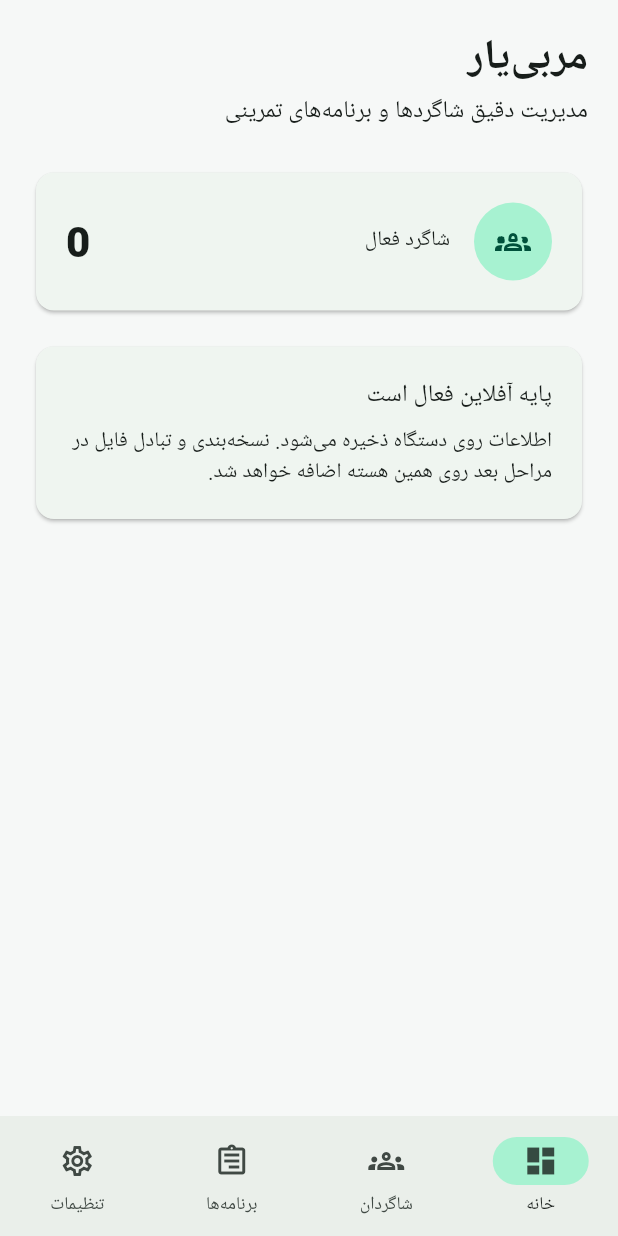
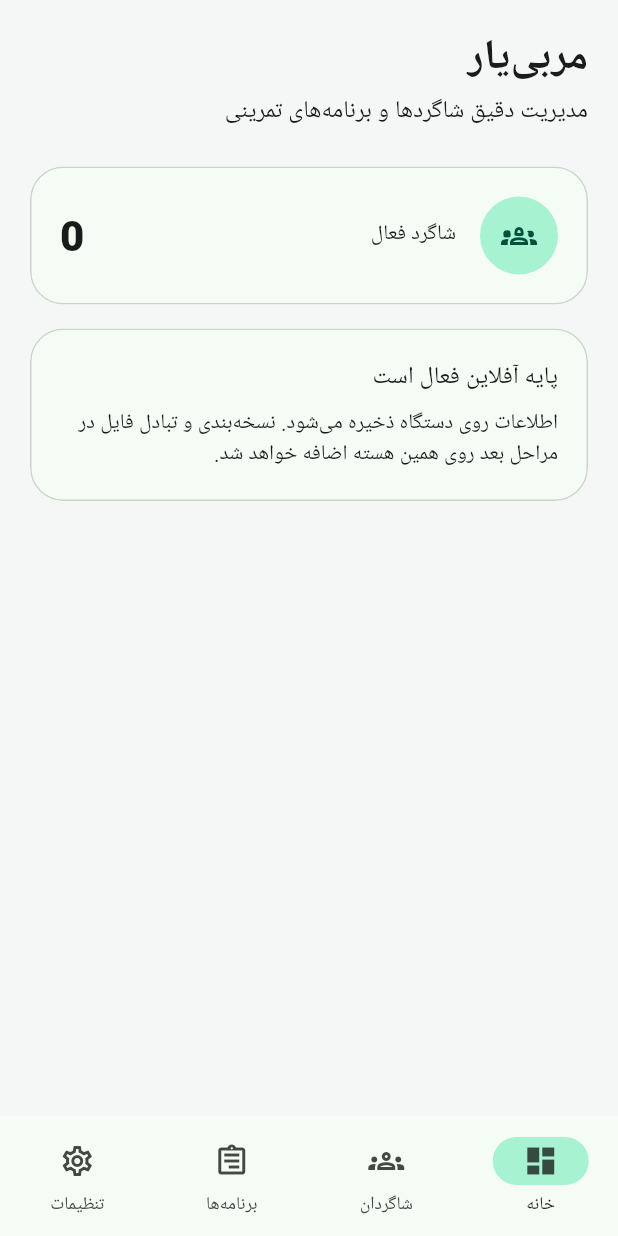
Before and after one commit to kingiust2002/coach, a Flutter app: the screen it shows after launch, on a phone screen of 412 x 824 dp. Run offline on Flutter 3.47's test engine with Material 3 defaults, Android fonts, the light colour scheme and no system bars; our stand-ins replace sqflite; accounts and stored records are empty.

Commit message:
feat(ui): establish cohesive component styling

```diff
--- a/lib/app/theme/app_theme.dart
+++ b/lib/app/theme/app_theme.dart
@@ -11,7 +11,7 @@ abstract final class AppTheme {
 
     return _base(
       scheme,
-    ).copyWith(scaffoldBackgroundColor: const Color(0xFFF6F8F7));
+    ).copyWith(scaffoldBackgroundColor: const Color(0xFFF5F7F6));
   }
 
   static ThemeData dark() {
@@ -24,16 +24,87 @@ abstract final class AppTheme {
   }
 
   static ThemeData _base(ColorScheme scheme) {
-    // Keep this foundation compatible with both FlutLab Flutter 3.32
-    // and newer stable Flutter releases. Component-level styling can be
-    // expanded after the supported Flutter baseline is pinned.
+    final OutlineInputBorder inputBorder = OutlineInputBorder(
+      borderRadius: BorderRadius.circular(18),
+      borderSide: BorderSide(color: scheme.outlineVariant),
+    );
+
     return ThemeData(
       useMaterial3: true,
       colorScheme: scheme,
       visualDensity: VisualDensity.standard,
+      inputDecorationTheme: InputDecorationTheme(
+        filled: true,
+        fillColor: scheme.surfaceContainerHighest.withOpacity(0.42),
+        contentPadding: const EdgeInsets.symmetric(
+          horizontal: 16,
+          vertical: 15,
+        ),
+        border: inputBorder,
+        enabledBorder: inputBorder,
+        focusedBorder: inputBorder.copyWith(
+          borderSide: BorderSide(color: scheme.primary, width: 1.5),
+        ),
+        errorBorder: inputBorder.copyWith(
+          borderSide: BorderSide(color: scheme.error),
+        ),
+        focusedErrorBorder: inputBorder.copyWith(
+          borderSide: BorderSide(color: scheme.error, width: 1.5),
+        ),
+      ),
+      cardTheme: CardTheme(
+        elevation: 0,
+        margin: EdgeInsets.zero,
+        clipBehavior: Clip.antiAlias,
+        color: scheme.surface,
+        shape: RoundedRectangleBorder(
+          borderRadius: BorderRadius.circular(22),
+          side: BorderSide(color: scheme.outlineVariant.withOpacity(0.8)),
+        ),
+      ),
+      appBarTheme: AppBarTheme(
+        centerTitle: false,
+        elevation: 0,
+        scrolledUnderElevation: 0,
+        backgroundColor: Colors.transparent,
+        foregroundColor: scheme.onSurface,
+      ),
       navigationBarTheme: NavigationBarThemeData(
+        elevation: 0,
+        backgroundColor: scheme.surface,
         indicatorColor: scheme.primaryContainer,
         labelBehavior: NavigationDestinationLabelBehavior.alwaysShow,
+      ),
+      bottomSheetTheme: const BottomSheetThemeData(
+        showDragHandle: false,
+      ),
+      filledButtonTheme: FilledButtonThemeData(
+        style: FilledButton.styleFrom(
+          shape: RoundedRectangleBorder(
+            borderRadius: BorderRadius.circular(16),
+          ),
+          padding: const EdgeInsets.symmetric(horizontal: 18, vertical: 14),
+        ),
+      ),
+      outlinedButtonTheme: OutlinedButtonThemeData(
+        style: OutlinedButton.styleFrom(
+          shape: RoundedRectangleBorder(
+            borderRadius: BorderRadius.circular(16),
+          ),
+          padding: const EdgeInsets.symmetric(horizontal: 18, vertical: 14),
+        ),
+      ),
+      floatingActionButtonTheme: FloatingActionButtonThemeData(
+        elevation: 1,
+        shape: RoundedRectangleBorder(
+          borderRadius: BorderRadius.circular(18),
+        ),
+      ),
+      snackBarTheme: SnackBarThemeData(
+        behavior: SnackBarBehavior.floating,
+        shape: RoundedRectangleBorder(
+          borderRadius: BorderRadius.circular(14),
+        ),
       ),
     );
   }
```
